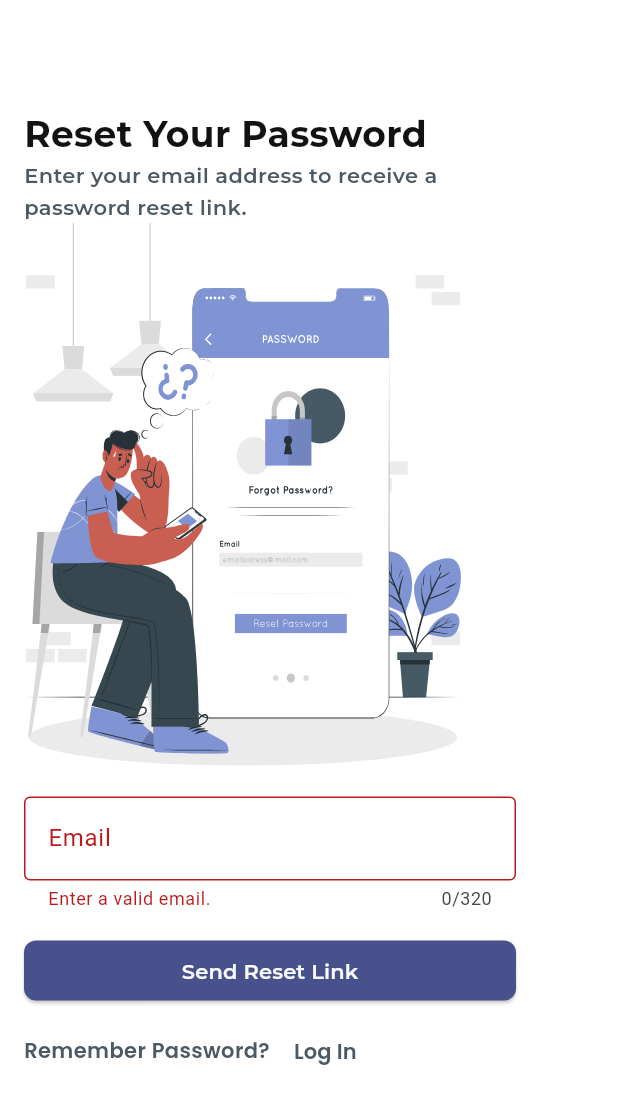
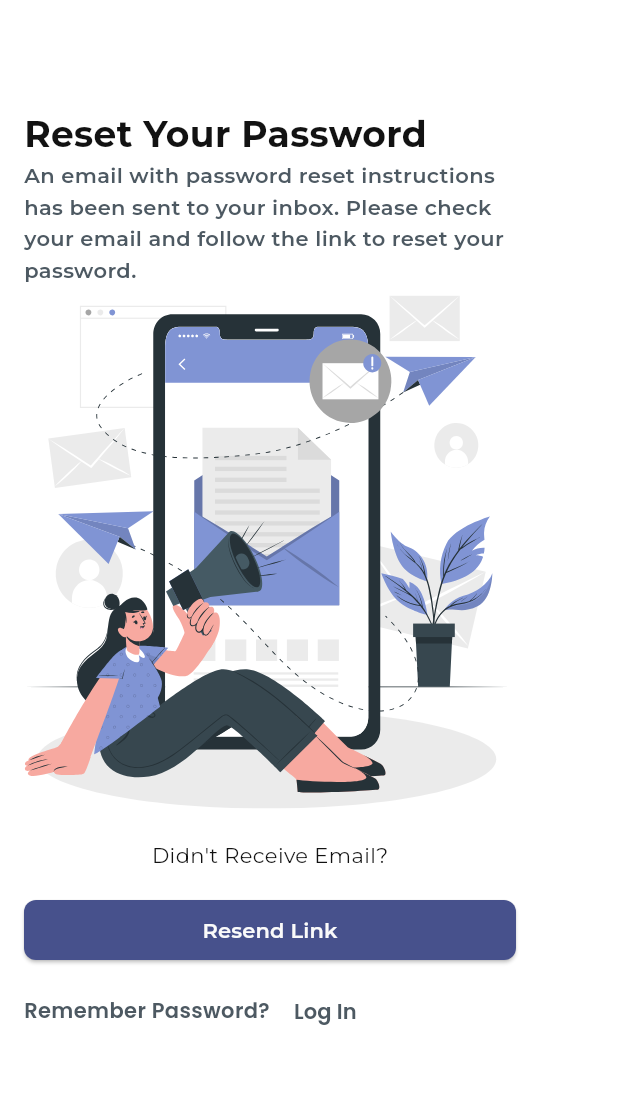
Before and after one commit to Ritik-Tayal/HotelCrew-Flutter, a Flutter app: the Resetpass screen opened directly, after a tap on "Send Reset Link", on a phone screen of 412 x 824 dp. Shown: the top 1104 px of the screen. Run offline on Flutter 3.47's test engine with Material 3 defaults, Android fonts, the phone set to English and light mode, and no system bars; our stand-ins replace email_validator, flutter_native_splash, flutter_svg, google_fonts.

Commit message:
created reset password email resend page

```diff
--- a/hotelcrew/lib/features/resetpass/resertpasspage/resetpass.dart
+++ b/hotelcrew/lib/features/resetpass/resertpasspage/resetpass.dart
@@ -2,6 +2,7 @@ import 'package:flutter/material.dart';
 import 'package:google_fonts/google_fonts.dart';
 import 'package:flutter_svg/flutter_svg.dart';
 import 'package:email_validator/email_validator.dart';
+import 'resetpasspage2.dart';
 
 final resetpassemail = TextEditingController(text: "");
 
@@ -119,6 +120,12 @@ class _ResetpassState extends State<Resetpass> {
                       child: ElevatedButton(
                         onPressed: () {
                           print("Email: ${resetpassemail.text}");
+                          Navigator.pushReplacement<void, void>(
+        context,
+        MaterialPageRoute<void>(
+          builder: (BuildContext context) => Resetpasslink(),
+        ),
+      );
                         },
                         child: Text(
                           'Send Reset Link',
--- /dev/null
+++ b/hotelcrew/lib/features/resetpass/resertpasspage/resetpasspage2.dart
@@ -0,0 +1,177 @@
+import 'package:flutter/material.dart';
+import 'package:google_fonts/google_fonts.dart';
+import 'package:flutter_svg/flutter_svg.dart';
+
+final resetpassemail = TextEditingController(text: "");
+
+class Resetpasslink extends StatefulWidget {
+  const Resetpasslink({super.key});
+
+  @override
+  State<Resetpasslink> createState() => _ResetpassState();
+}
+
+class _ResetpassState extends State<Resetpasslink> {
+
+
+  @override
+  Widget build(BuildContext context) {
+    return Scaffold(
+      backgroundColor: Colors.white,
+      body: SingleChildScrollView(
+        child: Container(
+          padding: const EdgeInsets.all(16.0),
+          child: Column(
+            crossAxisAlignment: CrossAxisAlignment.start,
+            children: [
+              Container(
+                width: 328,
+                height: 32,
+                margin: const EdgeInsets.only(top: 58),
+                child: Text(
+                  'Reset Your Password',
+                  style: GoogleFonts.montserrat(
+                    textStyle: const TextStyle(
+                      color: Color(0xFF121212),
+                      fontWeight: FontWeight.w700,
+                      fontSize: 24,
+                      height: 1.3,
+                    ),
+                  ),
+                ),
+              ),
+              Container(
+                height: 84,
+                width: 328,
+                child: Text(
+                  'An email with password reset instructions has been sent to your inbox. Please check your email and follow the link to reset your password.',
+                  style: GoogleFonts.montserrat(
+                    textStyle: const TextStyle(
+                      color: Color(0xFF4D5962),
+                      fontWeight: FontWeight.w600,
+                      fontSize: 14,
+                      height: 1.5,
+                    ),
+                  ),
+                ),
+              ),
+              SvgPicture.asset(
+                'assets/email-campaign.svg',
+                height: 349,
+                width: 324,
+                fit: BoxFit.contain,
+              ),
+              const SizedBox(height: 20),
+              Container(
+                height: 190,
+                width: 328,
+                child: Column(
+                  children: [
+                    InkWell(
+                          onTap: () {
+                            // Add your onTap functionality here
+                          },
+                          child: Text(
+                            "Didn't Receive Email?",
+                            style: GoogleFonts.montserrat(
+                              textStyle: const TextStyle(
+                                color: Color(0xFF121212),
+                                fontWeight: FontWeight.w400,
+                                fontSize: 14,
+                                height: 1.5,
+                              ),
+                            ),
+                          ),
+                        ),
+
+
+                    const SizedBox(height: 20),
+                    SizedBox(
+                      height: 40,
+                      width: 328,
+                      child: ElevatedButton(
+                        onPressed: () {
+
+                        },
+                        child: Text(
+                          'Resend Link',
+                          style: GoogleFonts.montserrat(
+                            textStyle: const TextStyle(
+                              color: Color(0xFFFAFAFA),
+                              fontWeight: FontWeight.w600,
+                              fontSize: 14,
+                              height: 1.5,
+                            ),
+                          ),
+                        ),
+                        style: ElevatedButton.styleFrom(
+                          backgroundColor: Color(0xFF47518C),
+                          shape: RoundedRectangleBorder(
+                            borderRadius: BorderRadius.circular(8),
+                          ),
+                        ),
+                      ),
+                    ),
+                    const SizedBox(height: 20),
+                    Row(
+                      children: [
+                        InkWell(
+                          onTap: () {
+                            // Add your onTap functionality here
+                          },
+                          child: Text(
+                            'Remember Password?',
+                            style: GoogleFonts.poppins(
+                              textStyle: const TextStyle(
+                                color: Color(0xFF4D5962),
+                                fontWeight: FontWeight.w600,
+                                fontSize: 14,
+                                height: 1.5,
+                              ),
+                            ),
+                          ),
+                        ),
+                        const SizedBox(width: 8),
+                        Container(
+                          width: 61,
+                          height: 28,
+                          child: TextButton(
+                            onPressed: () {
+                              // Add your onPressed functionality here
+                            },
+                            style: TextButton.styleFrom(
+                              padding: EdgeInsets.all(0),
+                              backgroundColor: Colors.white, // Background color
+                              shape: RoundedRectangleBorder(
+                                borderRadius: BorderRadius.circular(8),
+                              ),
+                            ),
+                            child: Container(
+                              height: 20,
+                              width: 45,
+                              child: Text(
+                                'Log In',
+                                style: GoogleFonts.poppins(
+                                  textStyle: const TextStyle(
+                                    color: Color(0xFF4D5962),
+                                    fontWeight: FontWeight.w600,
+                                    fontSize: 14,
+                                    height: 1.5,
+                                  ),
+                                ),
+                              ),
+                            ),
+                          ),
+                        ),
+                      ],
+                    ),
+                  ],
+                ),
+              ),
+            ],
+          ),
+        ),
+      ),
+    );
+  }
+}
```
Also changed, not shown: hotelcrew/assets/email-campaign.svg (added), 1 other file.
